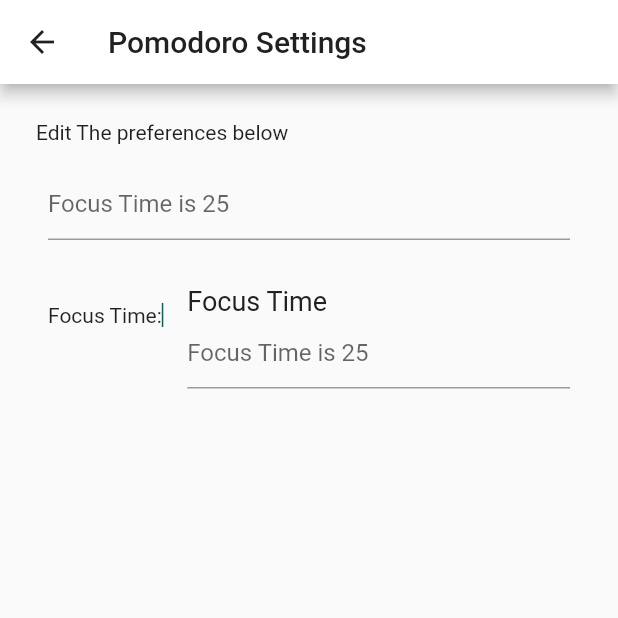
After one commit to Hsn37/Ghambeel, a Flutter app: the PomodoroSettings screen opened directly, on a phone screen of 412 x 824 dp, the top half of it. The commit adds this screen. Run offline on Flutter 3.47's test engine with Material 2 defaults, Android fonts, the phone set to English and light mode, and no system bars; our stand-ins replace flutter_secure_storage, flutter_spinkit, image_picker, pie_chart, select_form_field and 2 more; missing offline and left inert: dart:ffi, dart:html, icon_decoration, mysql1, pausable_timer; accounts and stored records are empty.

Commit message:
pomodor settings and some conflict issues

```diff
--- /dev/null
+++ b/lib/modules/pomodoro/pomodorosettings.dart
@@ -0,0 +1,132 @@
+// ignore_for_file: unnecessary_const
+
+import 'package:flutter/cupertino.dart';
+
+import 'package:flutter/material.dart';
+import 'package:flutter/services.dart';
+import 'package:ghambeel/theme.dart';
+
+//import 'package:flutter_settings_screens/flutter_settings_screens.dart';
+
+
+class topBar extends AppBar {
+    final String myTitle;
+    topBar({Key? key, required BuildContext context,required this.myTitle})
+    : super(
+        key: key,
+        leading: IconButton(
+              icon: Icon(Icons.arrow_back, color: primaryText[darkMode], ),
+              onPressed: () {
+                  Navigator.pop(
+                    context,
+                );
+            }
+
+        ),
+      title:  Text('Pomodoro Settings',style: TextStyle(color: primaryText[darkMode]) ,),
+
+      backgroundColor: bg[darkMode], //
+    );
+  }
+
+
+class PomodoroSettings extends StatefulWidget {
+
+  @override
+  _Pomodorosettings createState() => _Pomodorosettings();
+
+}
+
+
+class _Pomodorosettings extends State<PomodoroSettings> {
+  var workingTime; // set app default time 25
+  var shortbreaktime; // set app default time 5
+  var longbreaktime; // set app default time double of shortbreaktime.
+  var numOfCycles;
+  var longbreakAfter; // validation >0 , <num of cycles. by default numofcycles/2
+  Widget textinput1() {
+    return TextFormField(
+                keyboardType: TextInputType.number,
+                inputFormatters: <TextInputFormatter>[
+                    FilteringTextInputFormatter.digitsOnly
+                ],
+                onChanged: (val) {
+                    workingTime=val;
+                },
+                decoration:  InputDecoration(
+                  //border: OutlineInputBorder(),
+                  //fillColor: navColor,
+                // icon: Icon(Icons.title,color: accent,),
+                  //labelText: 'Focus Time',
+                  hintText: 'Focus Time is $workingTime'
+                ),
+
+              );
+  }
+  @override
+  void initState(){
+      workingTime=25;
+      shortbreaktime=5;
+      longbreaktime=10;
+      numOfCycles=4;
+      longbreakAfter=numOfCycles/2;
+  }
+  @override
+  Widget build(BuildContext context) {
+    // darkMode = isDark ? 1 : 0;
+    return Scaffold(
+      appBar: topBar(context:context, myTitle: '', ),
+      body:SafeArea(
+        child:ListView(
+
+          padding: EdgeInsets.all(24),
+          children: [
+            const Text("Edit The preferences below"),
+            Padding(
+            padding: const EdgeInsets.symmetric(horizontal: 8, vertical: 16),
+              child: TextFormField(
+                keyboardType: TextInputType.number,
+                inputFormatters: <TextInputFormatter>[
+                    FilteringTextInputFormatter.digitsOnly
+                ],
+                onChanged: (val) {
+                    workingTime=val;
+                },
+                decoration:  InputDecoration(
+                  //border: OutlineInputBorder(),
+                  //fillColor: navColor,
+                // icon: Icon(Icons.title,color: accent,),
+                  //labelText: 'Focus Time',
+                  hintText: 'Focus Time is $workingTime'
+                ),
+
+              ),
+            ),
+            ListTile(
+              contentPadding: const EdgeInsets.symmetric(horizontal: 8, vertical: 10.0),
+              leading: Container(
+              decoration: const BoxDecoration(
+                border:  Border(
+                  right:  BorderSide(width: 1.0, color: toDoIconCols)),
+              ),
+              child: Text("Focus Time:"),
+
+                constraints: const BoxConstraints(),
+              ),
+              title: Row(
+                children: <Widget>[ // this needs to have task header!!!!! sample text here
+                  Text("Focus Time", style: TextStyle(color: primaryText[darkMode], fontSize: 18)),
+                  const SizedBox(width: 2,),
+                ]
+              ),
+              subtitle: textinput1() ,
+
+            ),
+          ],
+        )
+      ),
+
+
+    );
+  }
+}
```
Also changed, not shown: lib/modules/pomodoro/pomodoro.dart (+7 -4 lines), lib/modules/statistics/stats_old.dart (+175 -175 lines).
